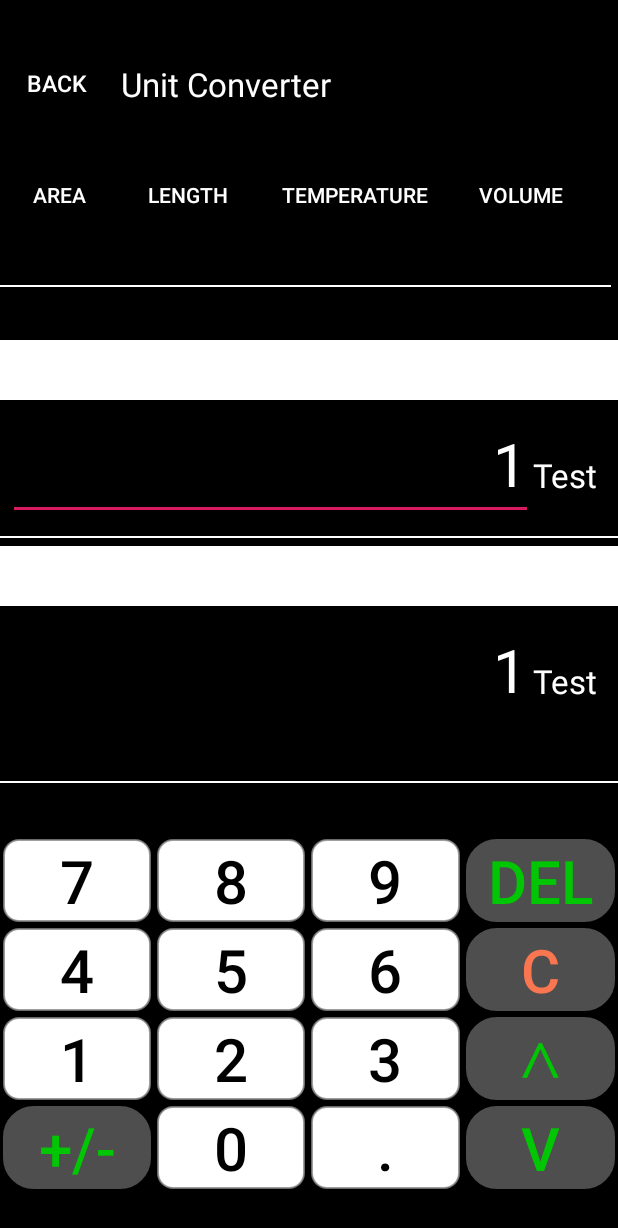
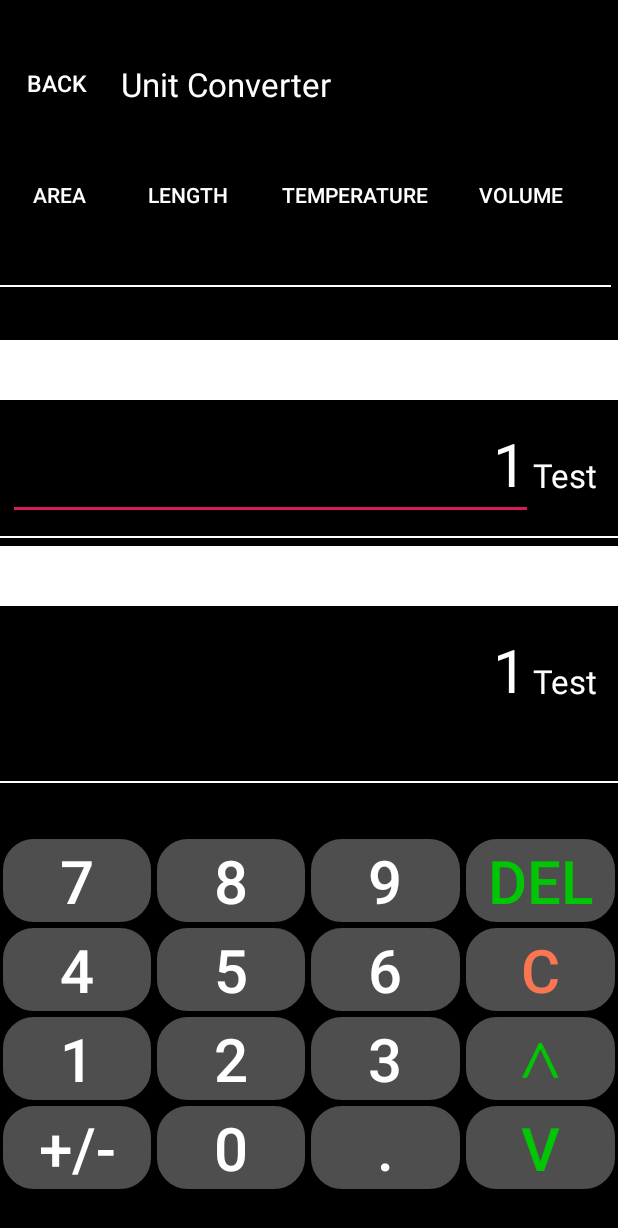
Before and after one commit to Sgrygorczuk/Android_Calculator, an Android app: the layout activity_conversion.xml on its own in the app's theme, with its tools: preview values and no code run, on a phone screen of 412 x 824 dp. Shown: the top 1228 px of the screen. Run offline under Robolectric (Android 15) with nearby library versions, the phone set to English and light mode, and no system bars.

Commit message:
Updated the Conversion UI to best it can be right now, started working on the logic

```diff
--- a/app/src/main/res/layout/activity_conversion.xml
+++ b/app/src/main/res/layout/activity_conversion.xml
@@ -174,7 +174,7 @@
         app:layout_constraintStart_toStartOf="parent"
         app:layout_constraintTop_toBottomOf="@+id/unitScroll"/>
 
-    <HorizontalScrollView
+    <LinearLayout
         android:id="@+id/conversionScroll"
         android:layout_width="wrap_content"
         android:layout_height="wrap_content"
@@ -190,7 +190,7 @@
             android:orientation="horizontal">
 
             <LinearLayout
-                android:id="@+id/conversionArea"
+                android:id="@+id/conversionLayoutArea"
                 android:layout_width="410dp"
                 android:layout_height="wrap_content"
                 android:orientation="vertical">
@@ -226,6 +226,7 @@
                         android:importantForAutofill="no"
                         android:inputType="number"
                         android:text="1"
+                        android:onClick="updateLocationTop"
                         android:textColor="#FFFFFF"
                         android:textSize="40sp" />
 
@@ -287,6 +288,7 @@
                         android:importantForAutofill="no"
                         android:inputType="number"
                         android:text="1"
+                        android:onClick="updateLocationBottom"
                         android:textColor="#FFFFFF"
                         android:textSize="40sp" />
 
@@ -339,6 +341,7 @@
                             android:importantForAutofill="no"
                             android:inputType="number"
                             android:text="1"
+                            android:onClick="updateLocationTop"
                             android:textColor="#FFFFFF"
                             android:textSize="40sp" />
 
@@ -350,7 +353,7 @@
                             android:text="Test"
                             android:layout_marginBottom="15dp"
                             android:gravity="bottom"
-                                   android:textSize="22sp"
+                            android:textSize="22sp"
                             android:textColor="#FFFFFF" />
                     </LinearLayout>
 
@@ -396,6 +399,7 @@
                             android:layout_height="wrap_content"
                             android:layout_weight="10"
                             android:ems="10"
+                            android:onClick="updateLocationBottom"
                             android:gravity="end"
                             android:importantForAutofill="no"
                             android:inputType="number"
@@ -449,6 +453,7 @@
                             android:layout_height="wrap_content"
                             android:layout_weight="10"
                             android:ems="10"
+                            android:onClick="updateLocationTop"
                             android:gravity="end"
                             android:importantForAutofill="no"
                             android:inputType="number"
@@ -510,6 +515,7 @@
                             android:layout_height="wrap_content"
                             android:layout_weight="10"
                             android:ems="10"
+                            android:onClick="updateLocationBottom"
                             android:gravity="end"
                             android:importantForAutofill="no"
                             android:inputType="number"
@@ -561,6 +567,7 @@
                         android:layout_width="350dp"
                         android:layout_height="wrap_content"
                         android:layout_weight="10"
+                        android:onClick="updateLocationTop"
                         android:ems="10"
                         android:gravity="end"
                         android:importantForAutofill="no"
@@ -622,6 +629,7 @@
                         android:layout_width="350dp"
                         android:layout_height="wrap_content"
                         android:layout_weight="10"
+                        android:onClick="updateLocationBottom"
                         android:ems="10"
                         android:gravity="end"
                         android:importantForAutofill="no"
@@ -642,6 +650,7 @@
                         android:textColor="#FFFFFF"  />
                 </LinearLayout>
             </LinearLayout>
+
             <LinearLayout
                 android:id="@+id/conversionLayoutMass"
                 android:layout_width="410dp"
@@ -676,6 +685,7 @@
                         android:layout_height="wrap_content"
                         android:layout_weight="10"
                         android:ems="10"
+                        android:onClick="updateLocationTop"
                         android:gravity="end"
                         android:importantForAutofill="no"
                         android:inputType="number"
@@ -736,6 +746,7 @@
                         android:layout_height="wrap_content"
                         android:layout_weight="10"
                         android:ems="10"
+                        android:onClick="updateLocationBottom"
                         android:gravity="end"
                         android:importantForAutofill="no"
                         android:inputType="number"
@@ -789,6 +800,7 @@
                         android:layout_height="wrap_content"
                         android:layout_weight="10"
                         android:ems="10"
+                        android:onClick="updateLocationTop"
                         android:gravity="end"
                         android:importantForAutofill="no"
                         android:inputType="number"
@@ -850,6 +862,7 @@
                         android:layout_height="wrap_content"
                         android:layout_weight="10"
                         android:ems="10"
+                        android:onClick="updateLocationBottom"
                         android:gravity="end"
                         android:importantForAutofill="no"
                         android:inputType="number"
@@ -903,6 +916,7 @@
                         android:layout_height="wrap_content"
                         android:layout_weight="10"
                         android:ems="10"
+                        android:onClick="updateLocationTop"
                         android:gravity="end"
                         android:importantForAutofill="no"
                         android:inputType="number"
@@ -964,6 +978,7 @@
                         android:layout_height="wrap_content"
                         android:layout_weight="10"
                         android:ems="10"
+                        android:onClick="updateLocationBottom"
                         android:gravity="end"
                         android:importantForAutofill="no"
                         android:inputType="number"
@@ -979,7 +994,7 @@
                         android:text="Test"
                         android:layout_marginBottom="15dp"
                         android:gravity="bottom"
-                               android:textSize="22sp"
+                        android:textSize="22sp"
                         android:textColor="#FFFFFF"  />
                 </LinearLayout>
             </LinearLayout>
@@ -1017,6 +1032,7 @@
                         android:layout_height="wrap_content"
                         android:layout_weight="10"
                         android:ems="10"
+                        android:onClick="updateLocationTop"
                         android:gravity="end"
                         android:importantForAutofill="no"
                         android:inputType="number"
@@ -1029,8 +1045,10 @@
                         android:layout_width="50dp"
                         android:layout_height="match_parent"
                         android:layout_weight="1"
-                        android:gravity="end"
-                        android:text="Time"
+                        android:text="Test"
+                        android:layout_marginBottom="15dp"
+                        android:gravity="bottom"
+                        android:textSize="22sp"
                         android:textColor="#FFFFFF" />
                 </LinearLayout>
 
@@ -1077,6 +1095,7 @@
                         android:layout_weight="10"
                         android:ems="10"
                         android:gravity="end"
+                        android:onClick="updateLocationBottom"
                         android:importantForAutofill="no"
                         android:inputType="number"
                         android:text="1"
@@ -1088,13 +1107,15 @@
                         android:layout_width="50dp"
                         android:layout_height="match_parent"
                         android:layout_weight="1"
-                        android:gravity="end"
-                        android:text="TextView"
+                        android:text="Test"
+                        android:layout_marginBottom="15dp"
+                        android:gravity="bottom"
+                        android:textSize="22sp"
                         android:textColor="#FFFFFF"  />
                 </LinearLayout>
             </LinearLayout>
         </LinearLayout>
-    </HorizontalScrollView>
+    </LinearLayout>
 
     <View
         android:id="@+id/bottomDivider"
@@ -1132,9 +1153,9 @@
                 android:layout_height="55dp"
                 android:layout_margin="2dp"
                 android:layout_weight="1"
-                android:background="@drawable/white_selector"
+                android:background="@drawable/gray_selector"
                 android:text="@string/_7"
-                android:textColor="@android:color/black"
+                android:textColor="#FFFFFF"
                 android:textSize="40sp" />
 
             <Button
@@ -1143,9 +1164,9 @@
                 android:layout_height="55dp"
                 android:layout_margin="2dp"
                 android:layout_weight="1"
-                android:background="@drawable/white_selector"
+                android:background="@drawable/gray_selector"
                 android:text="@string/_8"
-                android:textColor="@android:color/black"
+                android:textColor="#FFFFFF"
                 android:textSize="40sp" />
 
             <Button
@@ -1154,13 +1175,13 @@
                 android:layout_height="55dp"
                 android:layout_margin="2dp"
                 android:layout_weight="1"
-                android:background="@drawable/white_selector"
+                android:background="@drawable/gray_selector"
                 android:text="@string/_9"
-                android:textColor="@android:color/black"
+                android:textColor="#FFFFFF"
                 android:textSize="40sp" />
 
             <Button
-                android:id="@+id/timesButton"
+                android:id="@+id/deleteButton"
                 android:layout_width="wrap_content"
                 android:layout_height="55dp"
                 android:layout_margin="2dp"
@@ -1183,9 +1204,9 @@
                 android:layout_height="55dp"
                 android:layout_margin="2dp"
                 android:layout_weight="1"
-                android:background="@drawable/white_selector"
+                android:background="@drawable/gray_selector"
                 android:text="@string/_4"
-                android:textColor="@android:color/black"
+                android:textColor="#FFFFFF"
                 android:textSize="40sp" />
 
             <Button
@@ -1194,9 +1215,9 @@
                 android:layout_height="55dp"
                 android:layout_margin="2dp"
                 android:layout_weight="1"
-                android:background="@drawable/white_selector"
+                android:background="@drawable/gray_selector"
                 android:text="@string/_5"
-                android:textColor="@android:color/black"
+                android:textColor="#FFFFFF"
                 android:textSize="40sp" />
 
             <Button
@@ -1205,13 +1226,13 @@
                 android:layout_height="55dp"
                 android:layout_margin="2dp"
                 android:layout_weight="1"
-                android:background="@drawable/white_selector"
+                android:background="@drawable/gray_selector"
                 android:text="@string/_6"
-                android:textColor="@android:color/black"
+                android:textColor="#FFFFFF"
                 android:textSize="40sp" />
 
             <Button
-                android:id="@+id/minusButton"
+                android:id="@+id/clearButton"
                 android:layout_width="wrap_content"
                 android:layout_height="55dp"
                 android:layout_margin="2dp"
@@ -1235,9 +1256,9 @@
                 android:layout_height="55dp"
                 android:layout_margin="2dp"
                 android:layout_weight="1"
-                android:background="@drawable/white_selector"
+                android:background="@drawable/gray_selector"
                 android:text="@string/_1"
-                android:textColor="@android:color/black"
+                android:textColor="#FFFFFF"
                 android:textSize="40sp" />
 
             <Button
@@ -1246,9 +1267,9 @@
                 android:layout_height="55dp"
                 android:layout_margin="2dp"
                 android:layout_weight="1"
-                android:background="@drawable/white_selector"
+                android:background="@drawable/gray_selector"
                 android:text="@string/_2"
-                android:textColor="@android:color/black"
+                android:textColor="#FFFFFF"
                 android:textSize="40sp" />
 
             <Button
@@ -1257,19 +1278,20 @@
                 android:layout_height="55dp"
                 android:layout_margin="2dp"
                 android:layout_weight="1"
-                android:background="@drawable/white_selector"
+                android:background="@drawable/gray_selector"
                 android:text="@string/_3"
-                android:textColor="@android:color/black"
+                android:textColor="#FFFFFF"
                 android:textSize="40sp" />
 
             <Button
-                android:id="@+id/plusButton"
+                android:id="@+id/topButton"
                 android:layout_width="wrap_content"
                 android:layout_height="55dp"
                 android:layout_margin="2dp"
                 android:layout_weight="1"
                 android:background="@drawable/gray_selector"
                 android:text="∧"
+                android:onClick="updateLocationTop"
                 android:textColor="#00C604"
                 android:textSize="40sp" />
 
@@ -1281,14 +1303,14 @@
             android:orientation="horizontal">
 
             <Button
-                android:id="@+id/clearButton"
+                android:id="@+id/plusMinusButton"
                 android:layout_width="wrap_content"
                 android:layout_height="55dp"
                 android:layout_margin="2dp"
                 android:layout_weight="1"
                 android:background="@drawable/gray_selector"
                 android:text="@string/plusMinus"
-                android:textColor="#00C604"
+                android:textColor="#FFFFFF"
                 android:textSize="40sp" />
 
             <Button
@@ -1297,9 +1319,9 @@
                 android:layout_height="55dp"
                 android:layout_margin="2dp"
                 android:layout_weight="1"
-                android:background="@drawable/white_selector"
+                android:background="@drawable/gray_selector"
                 android:text="@string/_0"
-                android:textColor="@android:color/black"
+                android:textColor="#FFFFFF"
                 android:textSize="40sp" />
 
             <Button
@@ -1308,19 +1330,20 @@
                 android:layout_height="55dp"
                 android:layout_margin="2dp"
                 android:layout_weight="1"
-                android:background="@drawable/white_selector"
+                android:background="@drawable/gray_selector"
                 android:text="@string/decimal"
-                android:textColor="@android:color/black"
+                android:textColor="#FFFFFF"
                 android:textSize="40sp" />
 
             <Button
-                android:id="@+id/equalButton"
+                android:id="@+id/bottomButton"
                 android:layout_width="wrap_content"
                 android:layout_height="55dp"
                 android:layout_margin="2dp"
                 android:layout_weight="1"
                 android:background="@drawable/gray_selector"
                 android:text="v"
+                android:onClick="updateLocationBottom"
                 android:textColor="#00C604"
                 android:textSize="40sp" />
 
```
Also changed, not shown: app/src/main/java/com/example/calculator/ConversionActivity.kt (+170 -67 lines), app/src/main/java/com/example/calculator/ConversionLogic.kt (+139 -0 lines), app/src/main/res/drawable/gray_disabled_button.xml (added, +18 -0 lines).
